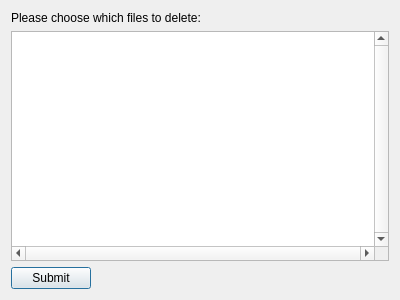
Old version of the form closingWindow.ui in the repository bdoze90/CASPERapp.
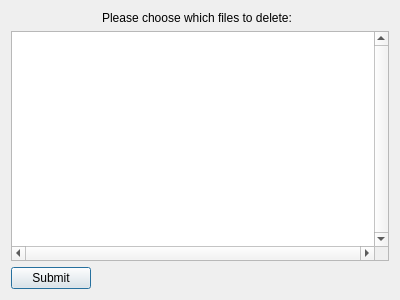
New version of the form.

The edit to the form file:
```diff
--- a/closingWindow.ui
+++ b/closingWindow.ui
@@ -13,6 +13,9 @@
   <property name="windowTitle">
    <string>Keep or Delete Files</string>
   </property>
+  <property name="styleSheet">
+   <string notr="true">font: 11pt &quot;Sans Serif&quot;;</string>
+  </property>
   <layout class="QGridLayout" name="gridLayout">
    <item row="1" column="0" colspan="2">
     <widget class="QTableWidget" name="files_table">
@@ -42,7 +45,7 @@
      </attribute>
     </widget>
    </item>
-   <item row="0" column="0">
+   <item row="0" column="0" alignment="Qt::AlignHCenter">
     <widget class="QLabel" name="title_label">
      <property name="text">
       <string>Please choose which files to delete:</string>
```
